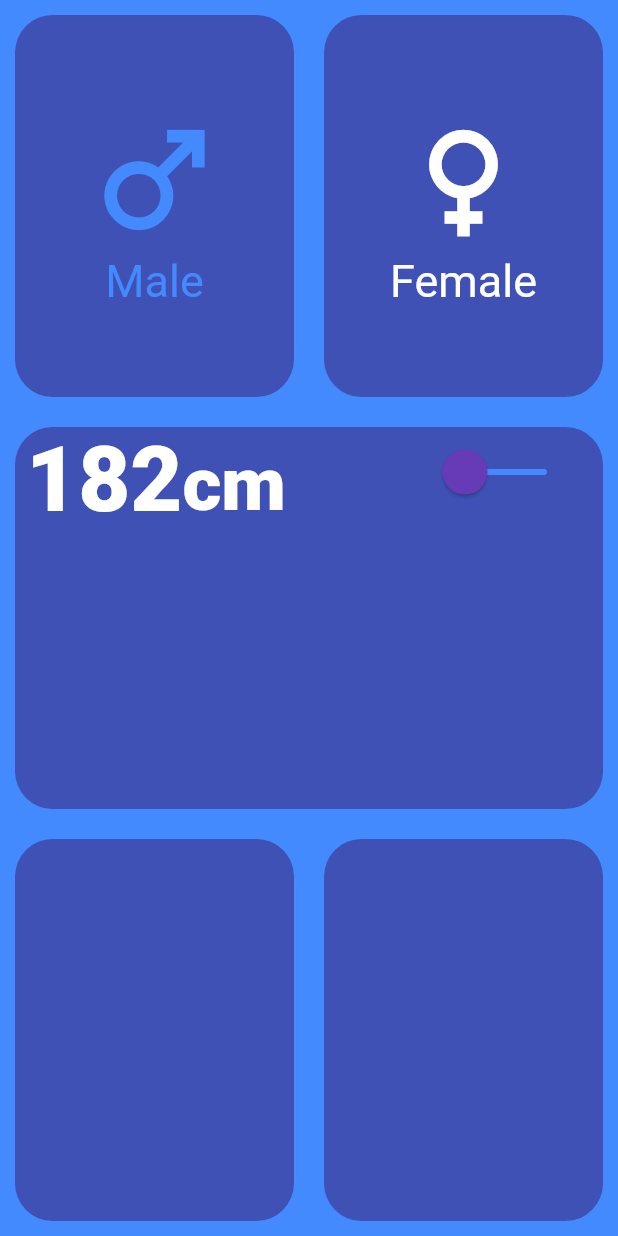
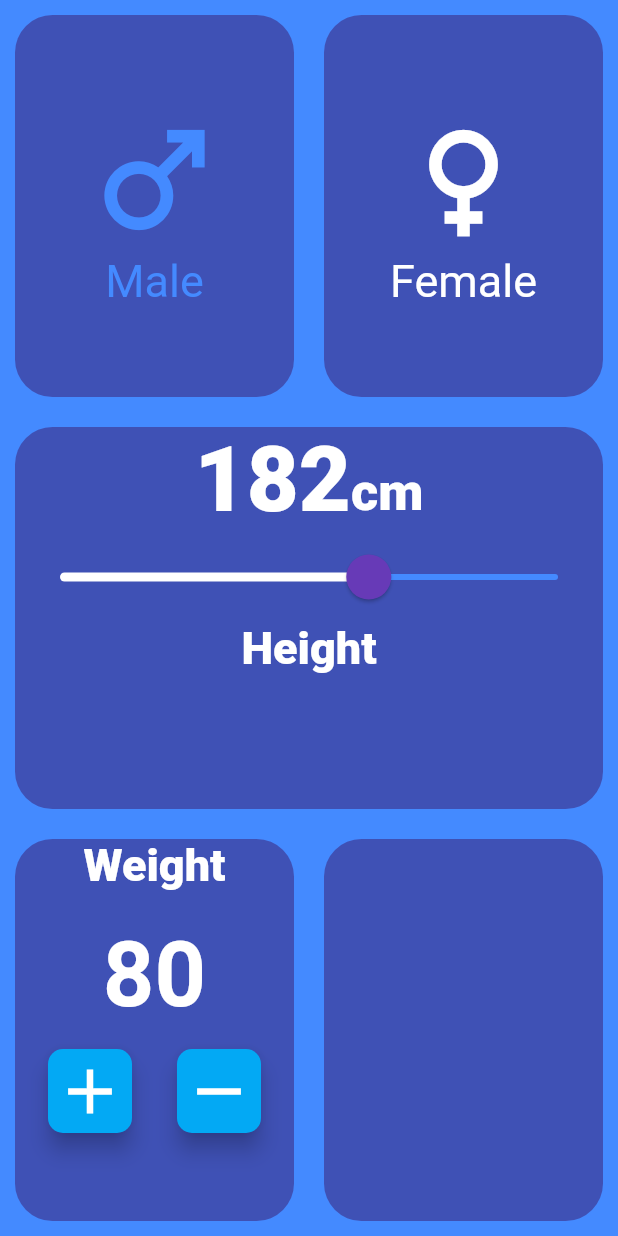
Before and after one commit to anasgamal1/BMI_Index, a Flutter app: the screen it shows after launch, on a phone screen of 412 x 824 dp. Run offline on Flutter 3.47's test engine with Material 2 defaults, Android fonts, the light colour scheme and no system bars.

Commit message:
ده اخر تعديل لحد دلوقتى

```diff
--- a/lib/bmi_Screen.dart
+++ b/lib/bmi_Screen.dart
@@ -7,6 +7,11 @@ enum Gender {
   male,
   female,
 }
+const textStyle =
+    TextStyle(color: Colors.white, fontSize: 30, fontWeight: FontWeight.w900);
+
+const numberStyle =
+    TextStyle(color: Colors.white, fontWeight: FontWeight.bold, fontSize: 60);
 
 class BmiScreen extends StatefulWidget {
   @override
@@ -16,6 +21,8 @@ class BmiScreen extends StatefulWidget {
 class _BmiScreenState extends State<BmiScreen> {
   Gender selectGender = Gender.female;
   int height = 182;
+  int weight = 80;
+
   @override
   Widget build(BuildContext context) {
     return Scaffold(
@@ -85,13 +92,15 @@ class _BmiScreenState extends State<BmiScreen> {
                           'cm',
                           style: TextStyle(
                               color: Colors.white,
-                              fontSize: 50,
+                              fontSize: 35,
                               fontWeight: FontWeight.w900),
+                        ),
+                      ],
                     ),
                     SliderTheme(
                         data: SliderTheme.of(context).copyWith(
                           inactiveTrackColor: Colors.blueAccent,
-                              activeTrackColor: Colors.indigo,
+                          activeTrackColor: Colors.white,
                           thumbColor: Colors.deepPurple,
                           overlayColor: Colors.indigoAccent,
                           thumbShape:
@@ -109,8 +118,7 @@ class _BmiScreenState extends State<BmiScreen> {
                             });
                           },
                         )),
-                      ],
-                    )
+                    Text('Height', style: textStyle),
                   ],
                 ),
               ),
@@ -120,7 +128,49 @@ class _BmiScreenState extends State<BmiScreen> {
                     children: [
                       BmiCard(
                         cardChild: Column(
-                          children: [],
+                          children: [
+                            Text(
+                              'Weight',
+                              style: textStyle,
+                            ),
+                            SizedBox(
+                              height: 20,
+                            ),
+                            Text(
+                              '$weight',
+                              style: numberStyle,
+                            ),
+                            SizedBox(
+                              height: 15,
+                            ),
+                            Row(
+                              mainAxisAlignment: MainAxisAlignment.center,
+                              children: [
+                                RoundButton(
+                                  onPressed: () {
+                                    setState(() {
+                                      weight++;
+                                    });
+                                  },
+                                  buttonIcon: Icons.add,
+                                ),
+                                SizedBox(
+                                  width: 30,
+                                ),
+                                RoundButton(
+                                  onPressed: () {
+                                    setState(
+                                      () {
+                                        weight--;
+                                      },
+                                    );
+                                  },
+                                  buttonIcon: Icons.remove,
+                                  // buttonIcon: Icon(Icon.add),
+                                ),
+                              ],
+                            ),
+                          ],
                         ),
                       ),
                       BmiCard(
@@ -139,3 +189,27 @@ class _BmiScreenState extends State<BmiScreen> {
     );
   }
 }
+
+class RoundButton extends StatelessWidget {
+  final Function onPressed;
+  final IconData buttonIcon;
+  RoundButton({this.buttonIcon, this.onPressed});
+
+  @override
+  Widget build(BuildContext context) {
+    return RawMaterialButton(
+      shape: RoundedRectangleBorder(
+        borderRadius: BorderRadius.circular(10),
+      ),
+      fillColor: Colors.lightBlue,
+      constraints: BoxConstraints.tightFor(width: 56, height: 56),
+      elevation: 6.0,
+      onPressed: onPressed,
+      child: Icon(
+        buttonIcon,
+        color: Colors.white,
+        size: 50,
+      ),
+    );
+  }
+}
```
Lines whose indentation alone changed are shown as unchanged.
